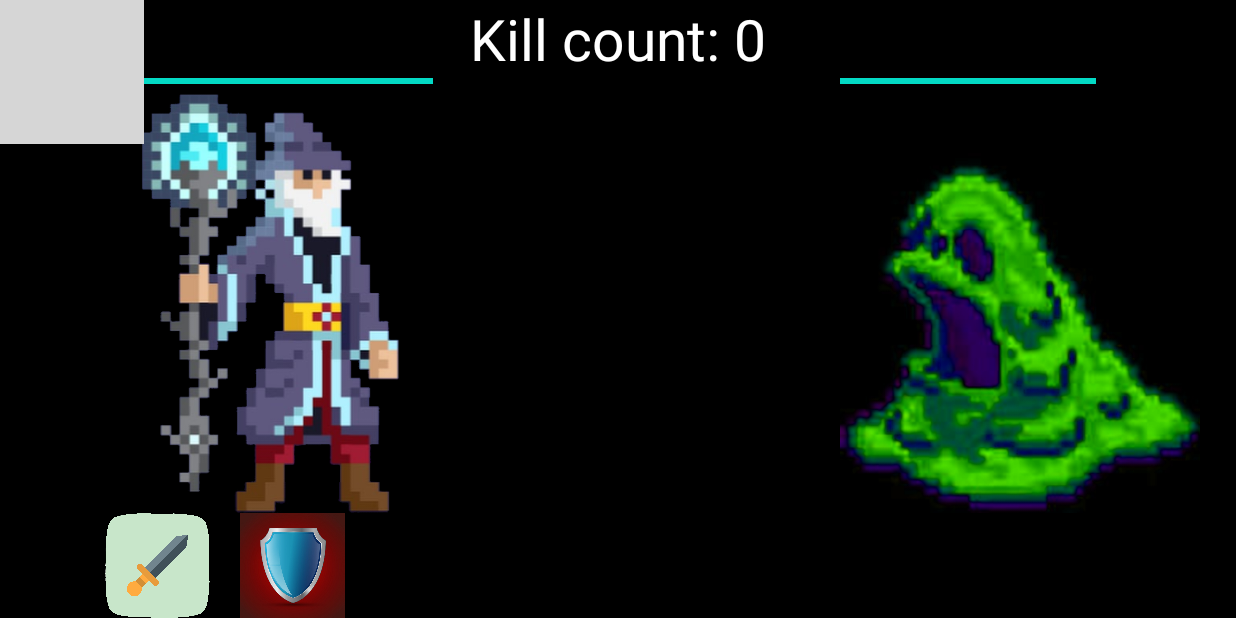
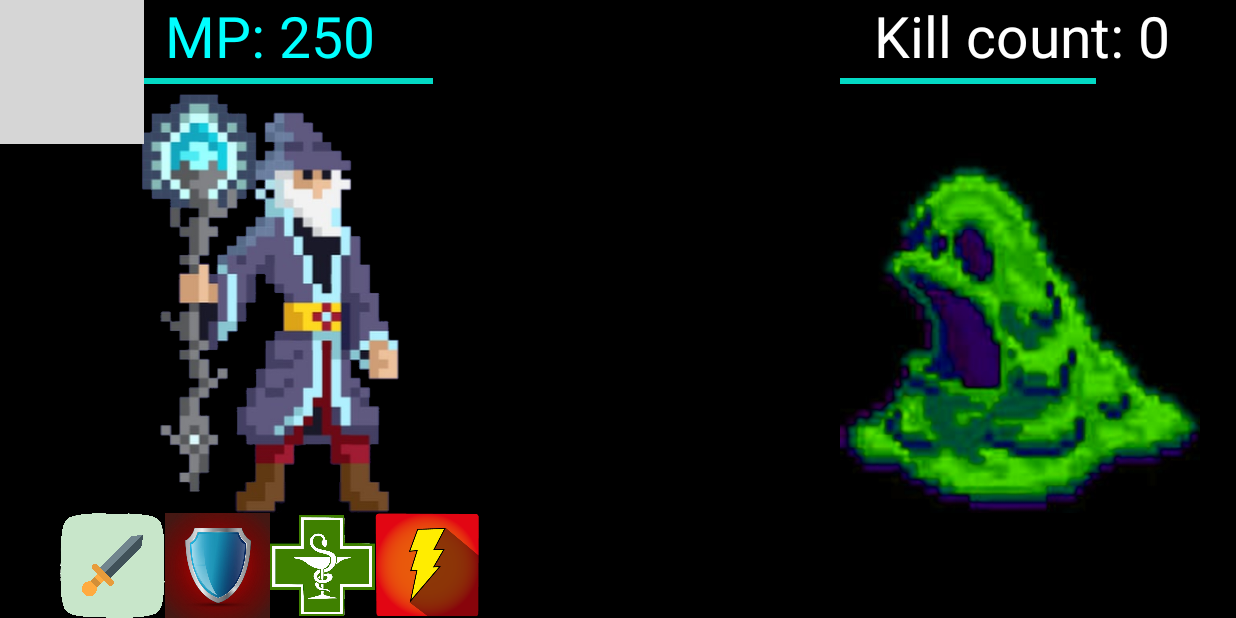
Before and after one commit to HadronCollider/circle20-platformer, an Android app: the GameActivity screen opened directly, with no data from a screen before it, after a tap on an icon or button, on a phone screen of 824 x 412 dp (held sideways). Run offline under Robolectric (Android 15) with nearby library versions, the phone set to English and light mode, and no system bars; 1 other tap on this screen came first; grey boxes are pictures that could not be loaded.

Commit message:
add heal add MP add spells

```diff
--- a/app/src/main/java/com/makentoshe/androidgithubcitemplate/Character.kt
+++ b/app/src/main/java/com/makentoshe/androidgithubcitemplate/Character.kt
@@ -2,12 +2,14 @@ package com.makentoshe.androidgithubcitemplate
 
 import android.graphics.drawable.Drawable
 
-class Character(maxHP1: Int, def1: Int, damage1: Int, myClass1: String, hDraw: Drawable?, wDraw: Drawable?) {
+class Character(maxHP1: Int, maxMP1: Int, def1: Int, damage1: Int, myClass1: String, hDraw: Drawable?, wDraw: Drawable?) {
     private var maxHP = maxHP1
     private var def = def1
     var damage = damage1
     private var myClass = myClass1
     private var HP = maxHP1
+    private var maxMP = maxMP1
+    private var MP = maxMP1
     var heroDrawable: Drawable? = hDraw
     var weaponDrawable: Drawable? = wDraw
 
@@ -26,4 +28,21 @@ class Character(maxHP1: Int, def1: Int, damage1: Int, myClass1: String, hDraw: D
     fun maxHeal(){
         HP = maxHP
     }
+
+    fun getMP():Int{
+        return MP
+    }
+
+    fun heal(){
+        HP+=maxHP/5
+        MP-=25
+        if(HP > maxHP)
+            HP = maxHP
+    }
+
+    fun regenMP() {
+        MP += 5
+        if(MP > maxMP)
+            MP = maxMP
+    }
 }
--- a/app/src/main/java/com/makentoshe/androidgithubcitemplate/GameActivity.kt
+++ b/app/src/main/java/com/makentoshe/androidgithubcitemplate/GameActivity.kt
@@ -35,12 +35,12 @@ class GameActivity : MyActivity() {
         randEnemy()
 
         if (myClass == "warrior1")
-            myHero = Character(300,5,20,myClass, ContextCompat.getDrawable(this, R.drawable.warrior1), ContextCompat.getDrawable(this, R.drawable.ic_sword))
+            myHero = Character(300, 100,5,20,myClass, ContextCompat.getDrawable(this, R.drawable.warrior1), ContextCompat.getDrawable(this, R.drawable.ic_sword))
         else if (myClass == "archer"){
-            myHero = Character(300,3,25,myClass, ContextCompat.getDrawable(this, R.drawable.archer), ContextCompat.getDrawable(this, R.drawable.ic_arrow))
+            myHero = Character(300, 150,3,25,myClass, ContextCompat.getDrawable(this, R.drawable.archer), ContextCompat.getDrawable(this, R.drawable.ic_arrow))
             weapon.rotation = 0F
         } else
-            myHero = Character(250,2,30,myClass, ContextCompat.getDrawable(this, R.drawable.wizard), ContextCompat.getDrawable(this, R.drawable.ic_magic))
+            myHero = Character(250, 250,2,30,myClass, ContextCompat.getDrawable(this, R.drawable.wizard), ContextCompat.getDrawable(this, R.drawable.ic_magic))
 
         hero.setImageDrawable(myHero.heroDrawable)
         weapon.setImageDrawable(myHero.weaponDrawable)
@@ -51,11 +51,13 @@ class GameActivity : MyActivity() {
         myHP.progress = myHero.getHP()
         enemyHP.max = enemy.getMaxHP()
         enemyHP.progress = enemy.getHP()
+        mana.setText("MP ${myHero.getMP()}")
 
         attack.setOnClickListener {
             if(game) {
                 game = false
-                Log.e("MyError", "here")
+                myHero.regenMP()
+                mana.setText("MP: ${myHero.getMP()}")
                 attackAnim()
             }
         }
@@ -63,7 +65,19 @@ class GameActivity : MyActivity() {
         protect.setOnClickListener {
             if(game){
                 game = false
+                mana.setText("MP: ${myHero.getMP()}")
                 shieldAnim()
+            }
+        }
+
+        heal.setOnClickListener {
+            if(myHero.getMP() >= 25)
+                if(game) {
+                    game = false
+                    myHero.heal()
+                    myHP.progress = myHero.getHP()
+                    enemyAttackAnim()
+                    mana.setText("MP: ${myHero.getMP()}")
                 }
         }
     }
@@ -75,28 +89,8 @@ class GameActivity : MyActivity() {
             rotationYBy(720F)
         }.withEndAction{
             shield.visibility = INVISIBLE
-            sliz.animate().apply {
-                duration = 500
-                translationX(0F)
-            }.withEndAction{
-                sliz.animate().apply {
-                    sliz.visibility = VISIBLE
-                    duration = 300
-                    translationX(-750F)
-                }.withEndAction {
-                    sliz.animate().apply {
-                        sliz.visibility = INVISIBLE
-                        duration = 0
-                        translationX(0F)
-                    }.withEndAction {
-                        game = true
-                        myHero.getDamage(enemy.damage - 4)
-                        shield_dur+=1
-                        myHP.progress = myHero.getHP()
-                        checkDeath()
-                    }
-                }
-            }
+            shield_dur+=2
+            enemyAttackAnim()
         }.start()
     }
 
@@ -106,8 +100,8 @@ class GameActivity : MyActivity() {
     }
 
     private fun initEnemies() {
-        val enemies0 = Character(100, 1, 10, "enemy", ContextCompat.getDrawable(this, R.drawable.enemy), ContextCompat.getDrawable(this, R.drawable.ic_sliz))
-        val enemies1 = Character(150, 3, 15, "enemy", ContextCompat.getDrawable(this, R.drawable.enemy2), ContextCompat.getDrawable(this, R.drawable.ic_dirt))
+        val enemies0 = Character(100, 0, 1, 10, "enemy", ContextCompat.getDrawable(this, R.drawable.enemy), ContextCompat.getDrawable(this, R.drawable.ic_sliz))
+        val enemies1 = Character(150, 0, 3, 15, "enemy", ContextCompat.getDrawable(this, R.drawable.enemy2), ContextCompat.getDrawable(this, R.drawable.ic_dirt))
 
         enemies = arrayOf(enemies0, enemies1)
     }
@@ -142,6 +136,14 @@ class GameActivity : MyActivity() {
                         rotationYBy(720F)
                     }.withEndAction {
                         shield.visibility = INVISIBLE
+                        enemyAttackAnim()
+                    }.start()
+                }
+            }
+        }.start()
+    }
+
+    private fun enemyAttackAnim() {
         sliz.animate().apply {
             if(shield_dur > 0)
                 duration = 50
@@ -163,10 +165,6 @@ class GameActivity : MyActivity() {
                     enemyAttack()
                     myHP.progress = myHero.getHP()
                     checkDeath()
-                                }
-                            }
-                        }
-                    }.start()
                 }
             }
         }.start()
--- a/app/src/main/res/layout/activity_game.xml
+++ b/app/src/main/res/layout/activity_game.xml
@@ -36,9 +36,8 @@
         android:layout_height="70dp"
         app:layout_constraintBottom_toBottomOf="parent"
         app:layout_constraintEnd_toStartOf="@+id/protect"
-        app:layout_constraintStart_toStartOf="parent"
-        app:srcCompat="@drawable/attackicon"
-        android:layout_marginStart="70dp" />
+        app:layout_constraintStart_toStartOf="@+id/hero"
+        app:srcCompat="@drawable/attackicon" />
 
     <ImageView
         android:id="@+id/protect"
@@ -46,8 +45,8 @@
         android:layout_height="70dp"
         app:layout_constraintBottom_toBottomOf="parent"
         app:layout_constraintStart_toEndOf="@id/attack"
-        app:srcCompat="@drawable/protecticon"
-        android:layout_marginStart="20dp"/>
+        app:layout_constraintEnd_toStartOf="@id/heal"
+        app:srcCompat="@drawable/protecticon" />
 
     <ImageView
         android:id="@+id/hero"
@@ -95,7 +94,9 @@
         android:text="Kill count: 0"
         android:textColor="#FFFFFF"
         android:textSize="38sp"
+        app:layout_constraintBottom_toTopOf="@+id/enemyHP"
         app:layout_constraintEnd_toEndOf="parent"
+        app:layout_constraintHorizontal_bias="0.93"
         app:layout_constraintStart_toStartOf="parent"
         app:layout_constraintTop_toTopOf="@+id/imageView" />
 
@@ -133,4 +134,35 @@
         app:layout_constraintTop_toTopOf="@+id/hero"
         app:srcCompat="@drawable/ic_shield" />
 
+    <ImageView
+        android:id="@+id/heal"
+        android:layout_width="70dp"
+        android:layout_height="70dp"
+        app:layout_constraintBottom_toBottomOf="parent"
+        app:layout_constraintEnd_toStartOf="@+id/superAttack"
+        app:layout_constraintStart_toEndOf="@+id/protect"
+        app:srcCompat="@drawable/healicon" />
+
+    <TextView
+        android:id="@+id/mana"
+        android:layout_width="wrap_content"
+        android:layout_height="wrap_content"
+        android:text="MP: "
+        app:layout_constraintBottom_toTopOf="@+id/myHP"
+        app:layout_constraintEnd_toEndOf="@+id/myHP"
+        app:layout_constraintStart_toStartOf="@+id/myHP"
+        app:layout_constraintTop_toTopOf="parent"
+        android:textSize="38sp"
+        android:textColor="#00FFFF"
+        />
+
+    <ImageView
+        android:id="@+id/superAttack"
+        android:layout_width="70dp"
+        android:layout_height="70dp"
+        app:layout_constraintBottom_toBottomOf="parent"
+        app:layout_constraintEnd_toEndOf="@+id/hero"
+        app:layout_constraintStart_toEndOf="@+id/heal"
+        app:srcCompat="@drawable/superattackicon" />
+
 </androidx.constraintlayout.widget.ConstraintLayout>
```
Also changed, not shown: app/src/main/java/com/makentoshe/androidgithubcitemplate/Item.kt (added, +39 -0 lines), app/src/main/res/drawable/healicon.png (added), app/src/main/res/drawable/superattackicon.png (added). Lines whose indentation alone changed are shown as unchanged.
